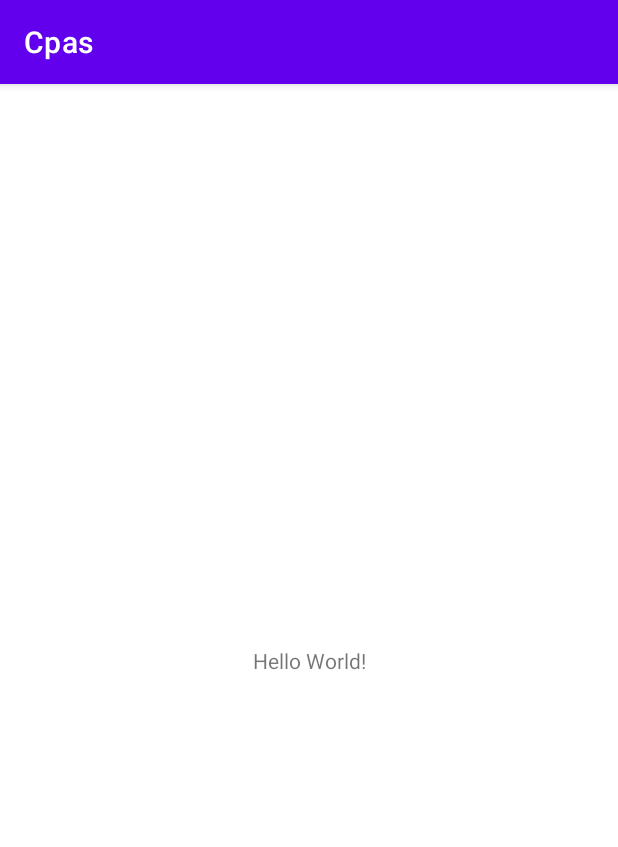
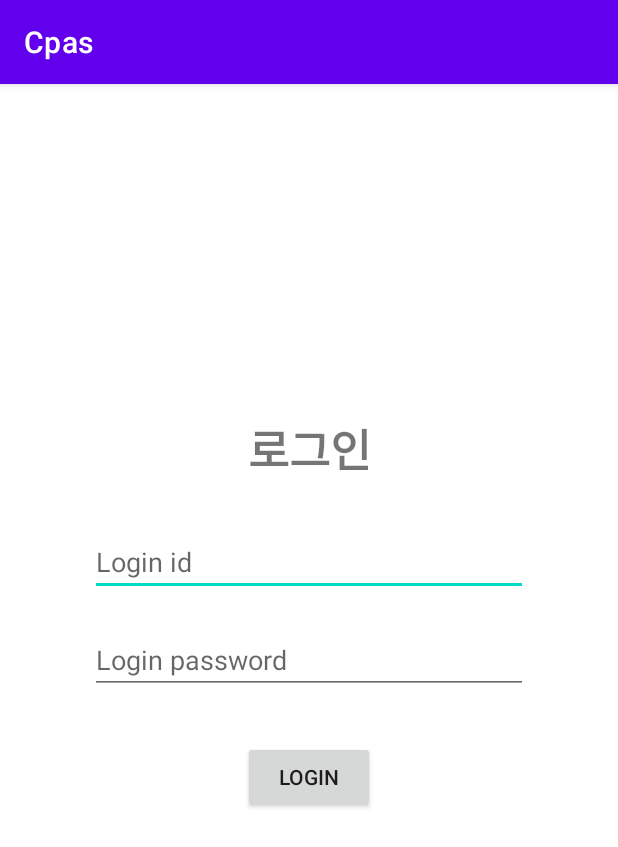
Before and after one commit to CAPsin/CAPs, an Android app: the screen it shows after launch (MainActivity before the commit, LoginActivity after it), on a phone screen of 412 x 824 dp. Shown: the top 847 px of the screen. Run offline under Robolectric (Android 15) with nearby library versions, the phone set to English and light mode, and no system bars.

Commit message:
add login
login

```diff
--- a/app/build.gradle
+++ b/app/build.gradle
@@ -32,6 +32,9 @@
     kotlinOptions {
         jvmTarget = '1.8'
     }
+    buildFeatures {
+        viewBinding true
+    }
 }
 
 dependencies {
@@ -40,6 +43,9 @@
     implementation 'androidx.appcompat:appcompat:1.4.1'
     implementation 'com.google.android.material:material:1.5.0'
     implementation 'androidx.constraintlayout:constraintlayout:2.1.3'
+    implementation 'androidx.annotation:annotation:1.3.0'
+    implementation 'androidx.lifecycle:lifecycle-livedata-ktx:2.4.1'
+    implementation 'androidx.lifecycle:lifecycle-viewmodel-ktx:2.4.1'
     testImplementation 'junit:junit:4.+'
     androidTestImplementation 'androidx.test.ext:junit:1.1.3'
     androidTestImplementation 'androidx.test.espresso:espresso-core:3.4.0'
--- /dev/null
+++ b/app/src/main/java/com/example/cpas/LoginActivity.kt
@@ -0,0 +1,21 @@
+package com.example.cpas
+
+import android.content.Intent
+import androidx.appcompat.app.AppCompatActivity
+import android.os.Bundle
+import androidx.appcompat.widget.AppCompatButton
+
+class LoginActivity : AppCompatActivity() {
+    override fun onCreate(savedInstanceState: Bundle?) {
+        super.onCreate(savedInstanceState)
+        setContentView(R.layout.activity_login)
+
+        val intent = Intent(this, MainActivity::class.java)
+        val loginbtn = findViewById<AppCompatButton>(R.id.LoginButton)
+
+        loginbtn.setOnClickListener {
+            startActivity(intent)
+            finish()
+        }
+    }
+}
--- /dev/null
+++ b/app/src/main/res/layout/activity_login.xml
@@ -0,0 +1,69 @@
+<?xml version="1.0" encoding="utf-8"?>
+<androidx.constraintlayout.widget.ConstraintLayout xmlns:android="http://schemas.android.com/apk/res/android"
+    xmlns:app="http://schemas.android.com/apk/res-auto"
+    xmlns:tools="http://schemas.android.com/tools"
+    android:layout_width="match_parent"
+    android:layout_height="match_parent"
+    tools:context=".LoginActivity">
+
+    <TextView
+        android:layout_width="wrap_content"
+        android:layout_height="wrap_content"
+        android:text="로그인"
+        app:layout_constraintStart_toStartOf="parent"
+        app:layout_constraintEnd_toEndOf="parent"
+        app:layout_constraintBottom_toTopOf="@id/EditId"
+        android:layout_marginBottom="30dp"
+        android:textSize="30sp"
+        android:textStyle="bold"/>
+
+    <EditText
+        android:id="@+id/EditId"
+        android:layout_width="match_parent"
+        android:layout_height="wrap_content"
+        android:layout_marginStart="60dp"
+        android:layout_marginEnd="60dp"
+        android:layout_marginBottom="10dp"
+        android:hint="Login id"
+        app:layout_constraintBottom_toTopOf="@id/EditPassword"
+        app:layout_constraintEnd_toEndOf="parent"
+        app:layout_constraintHorizontal_bias="0.0"
+        app:layout_constraintStart_toStartOf="parent"
+        app:layout_constraintTop_toTopOf="parent"
+        app:layout_constraintVertical_chainStyle="packed"
+        app:layout_constraintVertical_bias="0.45">
+
+    </EditText>
+
+    <EditText
+        android:layout_width="match_parent"
+        android:layout_height="wrap_content"
+        android:id="@+id/EditPassword"
+        app:layout_constraintTop_toBottomOf="@id/EditId"
+        app:layout_constraintEnd_toEndOf="parent"
+        app:layout_constraintStart_toStartOf="parent"
+        app:layout_constraintBottom_toBottomOf="parent"
+        android:layout_marginStart="60dp"
+        android:layout_marginEnd="60dp"
+        android:layout_marginTop="10dp"
+        android:hint="Login password">
+
+    </EditText>
+
+    <androidx.appcompat.widget.AppCompatButton
+        android:layout_width="wrap_content"
+        android:layout_height="wrap_content"
+        android:id="@+id/LoginButton"
+        android:text="Login"
+        app:layout_constraintTop_toBottomOf="@id/EditPassword"
+        app:layout_constraintVertical_bias="0.1"
+        app:layout_constraintBottom_toBottomOf="parent"
+        app:layout_constraintStart_toStartOf="parent"
+        app:layout_constraintEnd_toEndOf="parent"
+        >
+    </androidx.appcompat.widget.AppCompatButton>
+
+
+
+
+</androidx.constraintlayout.widget.ConstraintLayout>
--- /dev/null
+++ b/app/src/main/res/values-land/dimens.xml
@@ -0,0 +1,3 @@
+<resources>
+    <dimen name="activity_horizontal_margin">48dp</dimen>
+</resources>
--- /dev/null
+++ b/app/src/main/res/values-w1240dp/dimens.xml
@@ -0,0 +1,3 @@
+<resources>
+    <dimen name="activity_horizontal_margin">200dp</dimen>
+</resources>
--- /dev/null
+++ b/app/src/main/res/values-w600dp/dimens.xml
@@ -0,0 +1,3 @@
+<resources>
+    <dimen name="activity_horizontal_margin">48dp</dimen>
+</resources>
--- /dev/null
+++ b/app/src/main/res/values/dimens.xml
@@ -0,0 +1,5 @@
+<resources>
+    <!-- Default screen margins, per the Android Design guidelines. -->
+    <dimen name="activity_horizontal_margin">16dp</dimen>
+    <dimen name="activity_vertical_margin">16dp</dimen>
+</resources>
```
Also changed, not shown: app/src/main/AndroidManifest.xml (+7 -2 lines), app/src/main/res/values/strings.xml (+9 -0 lines).
